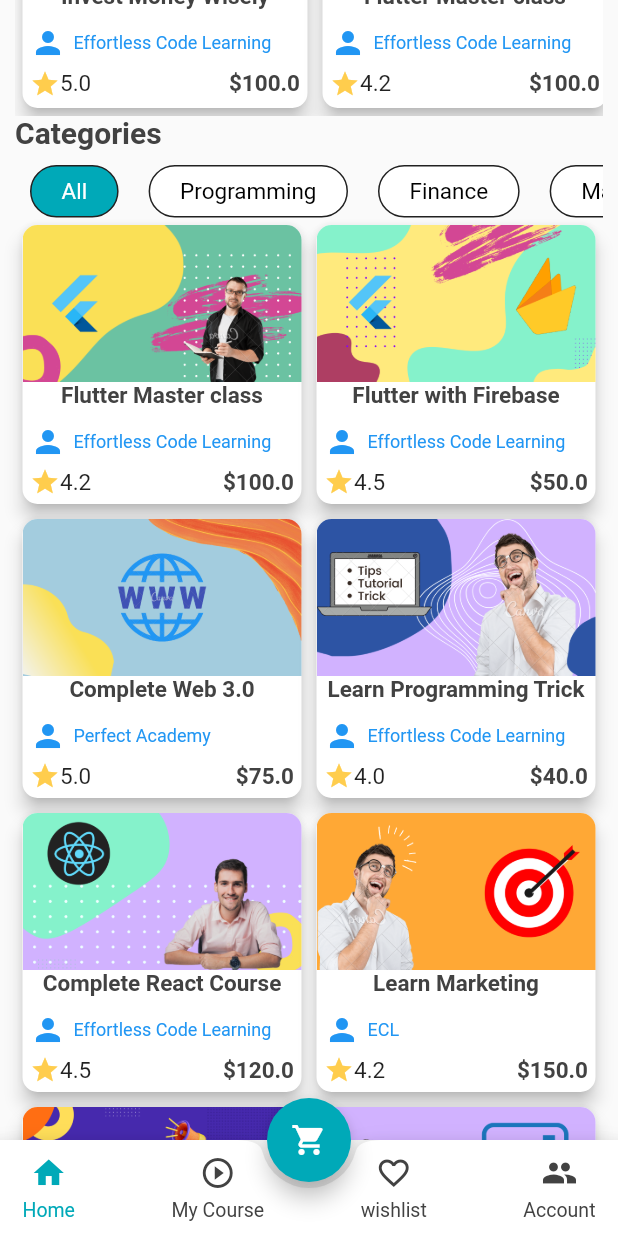
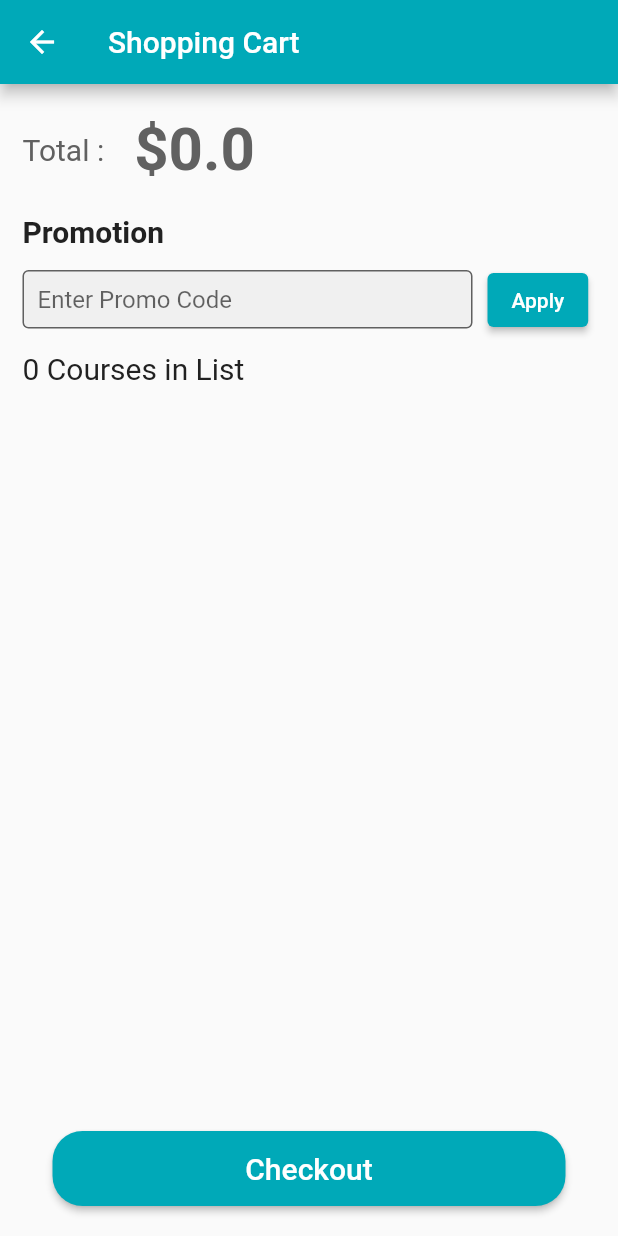
Before and after one commit to maheshpd/flutter_online_course, a Flutter app: the CourseHome screen opened by its route, scrolled down 576 dp, after a tap on the "shopping cart" icon, on a phone screen of 412 x 824 dp. Run offline on Flutter 3.47's test engine with Material 2 defaults, Android fonts, the phone set to English and light mode, and no system bars; our stand-ins replace readmore.

Commit message:
Shopping Cart Screen

```diff
--- a/lib/component/shopping_cart_option.dart
+++ b/lib/component/shopping_cart_option.dart
@@ -1,19 +1,19 @@
 import 'package:flutter/material.dart';
 import 'package:flutter_online_course/constants.dart';
+import 'package:flutter_online_course/utils/util.dart';
 
 class ShoppingCartOption extends StatelessWidget {
   const ShoppingCartOption({Key? key}) : super(key: key);
 
   @override
   Widget build(BuildContext context) {
-    return Container(
-      child: FloatingActionButton(
-        backgroundColor: kPrimaryColor,
-        onPressed: () {
-          //We will open shopping cart screen
-        },
-        child: const Icon(Icons.shopping_cart),
-      ),
+    return FloatingActionButton(
+      backgroundColor: kPrimaryColor,
+      onPressed: () {
+        //We will open shopping cart screen
+        Util.openShoppingCart(context);
+      },
+      child: const Icon(Icons.shopping_cart),
     );
   }
 }
--- a/lib/main.dart
+++ b/lib/main.dart
@@ -3,6 +3,7 @@ import 'package:flutter_online_course/arguments/course_argument.dart';
 import 'package:flutter_online_course/details/course_details.dart';
 import 'package:flutter_online_course/screen/home/course_home.dart';
 import 'package:flutter_online_course/screen/intro/intro_screen.dart';
+import 'package:flutter_online_course/shopping/shopping_cart_screen.dart';
 import 'package:flutter_online_course/utils/route_name.dart';
 
 void main() {
@@ -24,6 +25,7 @@ class MyApp extends StatelessWidget {
       routes: {
         RouteNames.intro: (context) => const IntroScreen(),
         RouteNames.courseHome: (context) => const CourseHome(),
+        RouteNames.shoppingCart: (context) => const ShoppingCartScreen(),
       },
       onGenerateRoute: (settings) {
         if (settings.name == RouteNames.courseDetails) {
--- /dev/null
+++ b/lib/shopping/shopping_cart_screen.dart
@@ -0,0 +1,214 @@
+import 'package:flutter/material.dart';
+import 'package:flutter_online_course/constants.dart';
+import 'package:flutter_online_course/data_provider/shopping_cart_data_provider.dart';
+import 'package:flutter_online_course/model/course.dart';
+
+class ShoppingCartScreen extends StatefulWidget {
+  const ShoppingCartScreen({Key? key}) : super(key: key);
+
+  @override
+  State<ShoppingCartScreen> createState() => _ShoppingCartScreenState();
+}
+
+class _ShoppingCartScreenState extends State<ShoppingCartScreen> {
+  @override
+  Widget build(BuildContext context) {
+    double totalAmount = calculateTotal();
+
+    List<Course> cartCourseList =
+        ShoppingCartDataProvider.shoppingCartCourseList;
+
+    return Scaffold(
+      appBar: AppBar(
+        backgroundColor: kPrimaryColor,
+        title: const Text("Shopping Cart"),
+      ),
+      body: Padding(
+        padding: const EdgeInsets.symmetric(horizontal: 15),
+        child: Stack(
+          alignment: Alignment.bottomCenter,
+          children: [
+            Column(
+              crossAxisAlignment: CrossAxisAlignment.start,
+              children: [
+                Padding(
+                  padding: const EdgeInsets.symmetric(vertical: 20),
+                  child: Row(
+                    children: [
+                      Text(
+                        "Total :",
+                        style: TextStyle(
+                            fontSize: 20, color: Colors.grey.shade700),
+                      ),
+                      const SizedBox(
+                        width: 20,
+                      ),
+                      Text(
+                        "\$$totalAmount",
+                        style: TextStyle(
+                            fontSize: 40,
+                            fontWeight: FontWeight.bold,
+                            color: Colors.grey.shade700),
+                      ),
+                    ],
+                  ),
+                ),
+                Column(
+                  crossAxisAlignment: CrossAxisAlignment.start,
+                  children: [
+                    Text(
+                      "Promotion",
+                      style: TextStyle(
+                          fontSize: 20,
+                          fontWeight: FontWeight.bold,
+                          color: Colors.grey.shade900),
+                    ),
+                    const SizedBox(
+                      height: 10,
+                    ),
+                    Row(
+                      mainAxisAlignment: MainAxisAlignment.start,
+                      children: [
+                        const SizedBox(
+                          width: 300,
+                          height: 50,
+                          child: TextField(
+                            decoration: InputDecoration(
+                              border: OutlineInputBorder(),
+                              hintText: "Enter Promo Code",
+                              filled: true,
+                              isDense: true,
+                              contentPadding:
+                                  EdgeInsets.fromLTRB(10, 10, 10, 10),
+                            ),
+                          ),
+                        ),
+                        const SizedBox(
+                          width: 10,
+                        ),
+                        Padding(
+                          padding: const EdgeInsets.only(bottom: 10),
+                          child: ElevatedButton(
+                              onPressed: () {},
+                              style: ElevatedButton.styleFrom(
+                                  primary: kPrimaryColor),
+                              child: const Text("Apply")),
+                        )
+                      ],
+                    ),
+                    Text(
+                      "${cartCourseList.length} Courses in List",
+                      style:
+                          TextStyle(fontSize: 20, color: Colors.grey.shade900),
+                    ),
+                    const SizedBox(
+                      height: 10,
+                    ),
+                    SizedBox(
+                      height: 400,
+                      width: double.infinity,
+                      child: ListView.builder(
+                          itemCount: cartCourseList.length,
+                          itemBuilder: (context, index) {
+                            return createShoppingCartItem(index);
+                          }),
+                    )
+                  ],
+                )
+              ],
+            ),
+            //Inside stack lets add container at bottom to show checkout button to open place order screen
+            Container(
+              height: 50,
+              width: double.infinity,
+              margin: const EdgeInsets.only(bottom: 20, left: 20, right: 20),
+              child: ElevatedButton(
+                  onPressed: () {},
+                  style: ElevatedButton.styleFrom(
+                      primary: kPrimaryColor,
+                      padding: EdgeInsets.zero,
+                      shape: RoundedRectangleBorder(
+                          borderRadius: BorderRadius.circular(20))),
+                  child: const Padding(
+                    padding: EdgeInsets.symmetric(horizontal: 50, vertical: 10),
+                    child: Text(
+                      "Checkout",
+                      style: TextStyle(fontSize: 20),
+                    ),
+                  )),
+            )
+          ],
+        ),
+      ),
+    );
+  }
+
+  //Get total amount of cart items
+  double calculateTotal() {
+    return ShoppingCartDataProvider.shoppingCartCourseList
+        .fold(0, (old, course) => old + course.price);
+  }
+
+  //Lets write function to create shopping cart item we will call this function from listview
+  Widget createShoppingCartItem(int index) {
+    Course course = ShoppingCartDataProvider.shoppingCartCourseList[index];
+    return Card(
+      child: ListTile(
+        leading: Image.asset(course.thumbnailUrl),
+        title: Text(
+          course.title,
+          maxLines: 2,
+          style: TextStyle(fontSize: 17, color: Colors.grey.shade800),
+        ),
+        subtitle: Column(
+          crossAxisAlignment: CrossAxisAlignment.start,
+          children: [
+            Text(
+              "By ${course.createdBy}",
+              style: const TextStyle(color: kBlueColor, fontSize: 13),
+            ),
+            const SizedBox(
+              height: 5,
+            ),
+            Row(
+              children: [
+                Text(
+                  course.duration,
+                  style: TextStyle(fontSize: 14, color: Colors.grey.shade500),
+                ),
+                const SizedBox(
+                  width: 10,
+                ),
+                CircleAvatar(
+                  radius: 3,
+                  backgroundColor: Colors.grey,
+                  child: Container(),
+                ),
+                const SizedBox(
+                  width: 10,
+                ),
+                Text(
+                  "${course.lessonNo} Lessons",
+                  style: TextStyle(fontSize: 14, color: Colors.grey.shade500),
+                ),
+              ],
+            )
+          ],
+        ),
+        trailing: Column(
+          mainAxisAlignment: MainAxisAlignment.spaceBetween,
+          children: [
+            Text("\$${course.price}"),
+            InkWell(
+                onTap: () {
+                  setState(() {
+                    ShoppingCartDataProvider.deleteCourse(course);
+                  });
+                },
+                child: const Icon(Icons.delete))
+          ],
+        ),
+      ),
+    );
+  }
+}
--- a/lib/utils/route_name.dart
+++ b/lib/utils/route_name.dart
@@ -2,4 +2,5 @@ class RouteNames {
   static const String intro = "/";
   static const String courseHome = "/courseHome";
   static const String courseDetails = "/courseDetails";
+  static const String shoppingCart = "/shoppingCart";
 }
--- a/lib/utils/util.dart
+++ b/lib/utils/util.dart
@@ -22,4 +22,8 @@ class Util {
       ),
     );
   }
+
+  static void openShoppingCart(BuildContext context) {
+    Navigator.pushNamed(context, "/shoppingCart");
+  }
 }
```
Also changed, not shown: lib/details/course_details.dart (+13 -1 lines).
